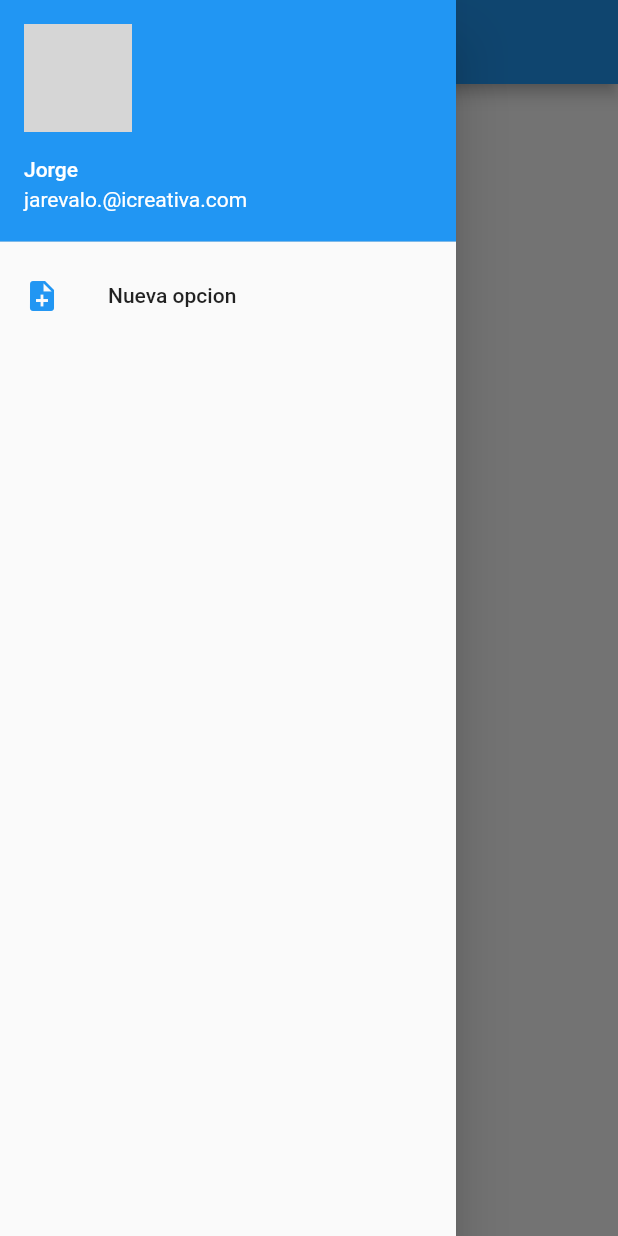
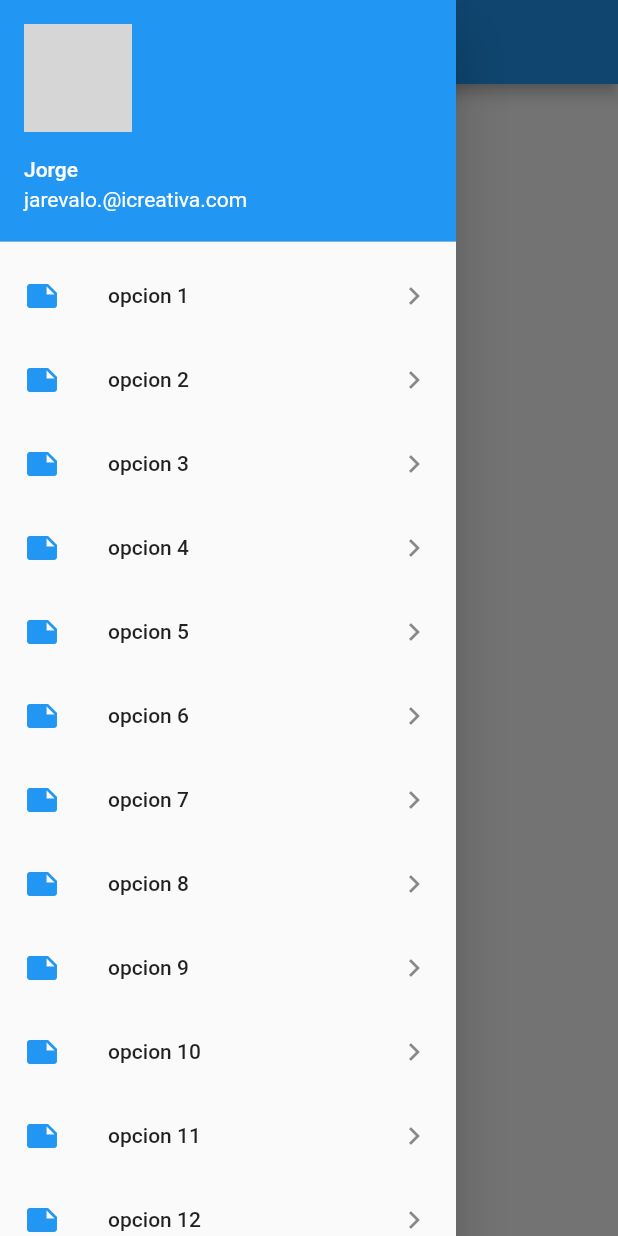
Before and after one commit to JorgeReneArevalo/Flutter, a Flutter app: the screen it shows after launch, with the side drawer open, on a phone screen of 412 x 824 dp. Run offline on Flutter 3.47's test engine with Material 2 defaults, Android fonts, the phone set to English and light mode, and no system bars; network calls fail; grey boxes are pictures that could not be loaded.

```diff
--- a/lib/models/menu_item_model.dart
+++ b/lib/models/menu_item_model.dart
@@ -1,3 +1,35 @@
-class MenuItemModel{
+import 'package:app_prueba/ui/widgets/menu_item_widget.dart';
+import 'package:flutter/cupertino.dart';
+import 'package:flutter/material.dart';
 
+class MenuItemModel {
+  MenuItemModel({
+    required this.id,
+    required this.titulo,
+    this.leading = Icons.note,
+  });
+  int id;
+  String titulo;
+  IconData leading;
 }
+
+/*final List<MenuItemModel> opciones = [
+  MenuItemModel(id: 1, titulo: 'Opcion 1'),
+  MenuItemModel(id: 2, titulo: 'Opcion 2'),
+  MenuItemModel(id: 3, titulo: 'Opcion 3'),
+  MenuItemModel(id: 4, titulo: 'Opcion 1'),
+  MenuItemModel(id: 5, titulo: 'Opcion 2'),
+  MenuItemModel(id: 6, titulo: 'Opcion 3'),
+  MenuItemModel(id: 7, titulo: 'Opcion 1'),
+];*/
+final List<MenuItemModel> opciones = List.generate(
+    40, (index) => MenuItemModel(id: index, titulo: 'opcion ${index + 1}'));
+
+final List<Widget> listaOpciones = opciones
+    .map(
+      (e) => MenuItem(
+        title: e.titulo,
+        leading: e.leading,
+      ),
+    )
+    .toList();
--- a/lib/ui/pages/drawer_page.dart
+++ b/lib/ui/pages/drawer_page.dart
@@ -1,3 +1,4 @@
+import 'package:app_prueba/models/menu_item_model.dart';
 import 'package:app_prueba/ui/widgets/menu_item_widget.dart';
 import 'package:flutter/material.dart';
 
@@ -6,6 +7,7 @@ class DrawerPage extends StatelessWidget {
 
   @override
   Widget build(BuildContext context) {
+    //print('Se dibuja');
     return Scaffold(
       appBar: AppBar(
         title: Text('Drawer Page'),
@@ -23,12 +25,7 @@ class DrawerPage extends StatelessWidget {
               currentAccountPicture: Image.network(
                   'https://icon-library.com/images/default-user-icon/default-user-icon-7.jpg'),
             ),
-            MenuItem(
-              title: 'Nueva opcion',
-              leading: Icons.note_add,
-              trailing: Icons.play_arrow,
-              dibujarTrailing: false,
-            ),
+            ...listaOpciones
           ],
         ),
       ),
```
